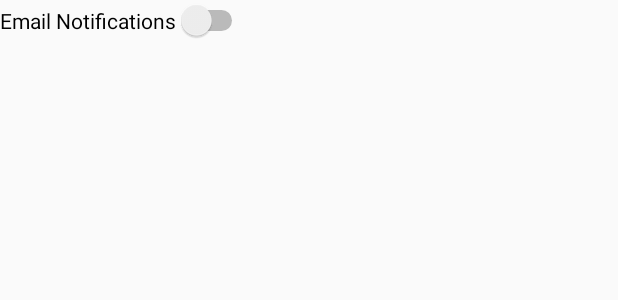
After one commit to fermentedfly/xp_team10, an Android app: the layout fragment_user_setting.xml on its own in the app's theme, with its tools: preview values and no code run, on a phone screen of 412 x 824 dp. The commit adds this screen. Shown: the top 300 px of the screen. Run offline under Robolectric (Android 15) with nearby library versions, the phone set to English and light mode, and no system bars.

Commit message:
[HN, BM] User Settings UI

```diff
--- a/app/src/main/java/at/tugraz/xp10/MainActivity.java
+++ b/app/src/main/java/at/tugraz/xp10/MainActivity.java
@@ -38,6 +38,7 @@ import at.tugraz.xp10.fragments.ListSettingFragment;
 import at.tugraz.xp10.fragments.ListViewFragment;
 import at.tugraz.xp10.fragments.ManageFriendsFragment;
 import at.tugraz.xp10.fragments.TestFragment;
+import at.tugraz.xp10.fragments.UserSettingsFragment;
 import at.tugraz.xp10.model.ShoppingList;
 import at.tugraz.xp10.model.User;
 
@@ -126,6 +127,10 @@ public class MainActivity extends AppCompatActivity
             case R.id.nav_manage_categories:
                 fragment = CategoriesFragment.newInstance();
                 title = "Manage Categories";
+                break;
+            case R.id.nav_user_settings:
+                fragment = UserSettingsFragment.newInstance();
+                title = "User Settings";
                 break;
         }
 
--- /dev/null
+++ b/app/src/main/res/layout/fragment_user_setting.xml
@@ -0,0 +1,17 @@
+<?xml version="1.0" encoding="utf-8"?>
+<android.support.constraint.ConstraintLayout xmlns:android="http://schemas.android.com/apk/res/android"
+    android:layout_width="match_parent"
+    android:layout_height="match_parent"
+    xmlns:tools="http://schemas.android.com/tools"
+    tools:context=".fragments.UserSettingsFragment">
+
+    <Switch
+        android:id="@+id/email_notifications"
+        android:layout_width="wrap_content"
+        android:layout_height="wrap_content"
+        android:checked="false"
+        android:text="Email Notifications"
+        tools:checked="false"
+        tools:layout_editor_absoluteX="16dp"
+        tools:layout_editor_absoluteY="16dp" />
+</android.support.constraint.ConstraintLayout>
--- a/app/src/main/res/menu/activity_main_drawer.xml
+++ b/app/src/main/res/menu/activity_main_drawer.xml
@@ -24,6 +24,12 @@
             android:title="Manage Categories" />
 
         <item
+            android:id="@+id/nav_user_settings"
+            android:icon="@drawable/ic_menu_settings"
+            android:title="User Settings"
+            />
+
+        <item
             android:id="@+id/nav_logout"
             android:icon="@drawable/ic_settings_power_black_24dp"
             android:title="Logout" />
```
Also changed, not shown: app/src/main/java/at/tugraz/xp10/fragments/UserSettingsFragment.java (added, +78 -0 lines).
